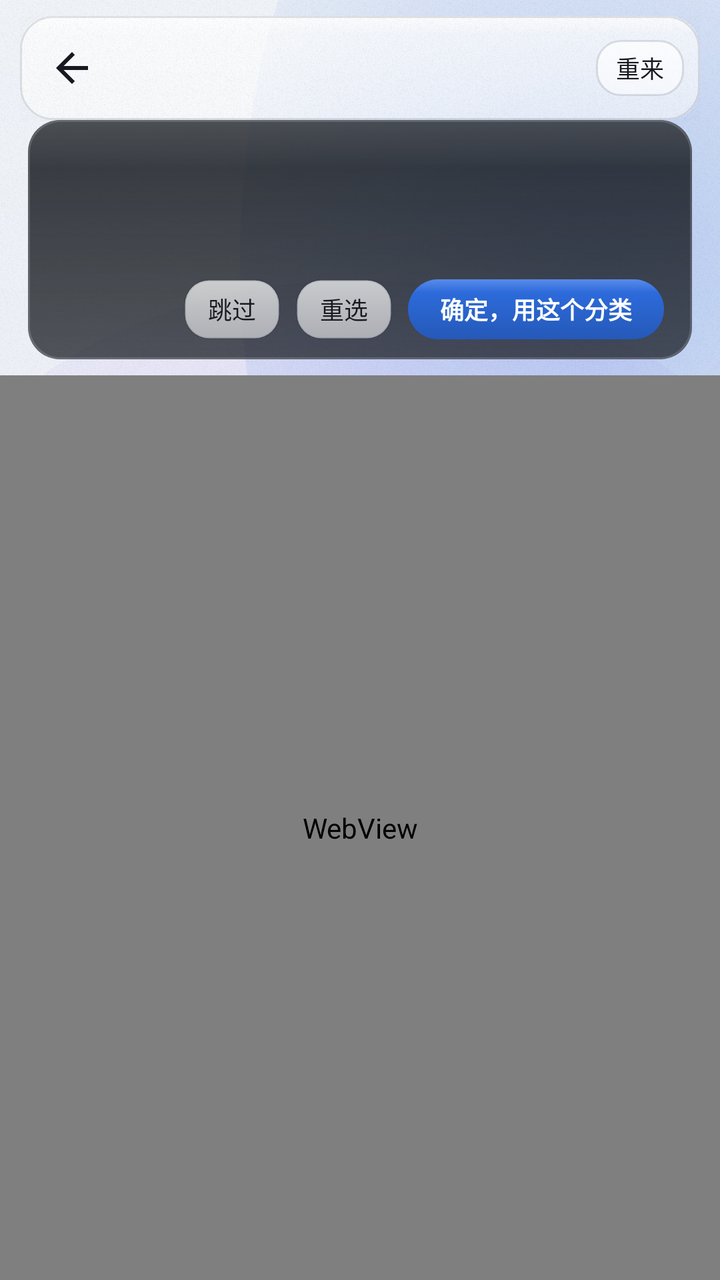
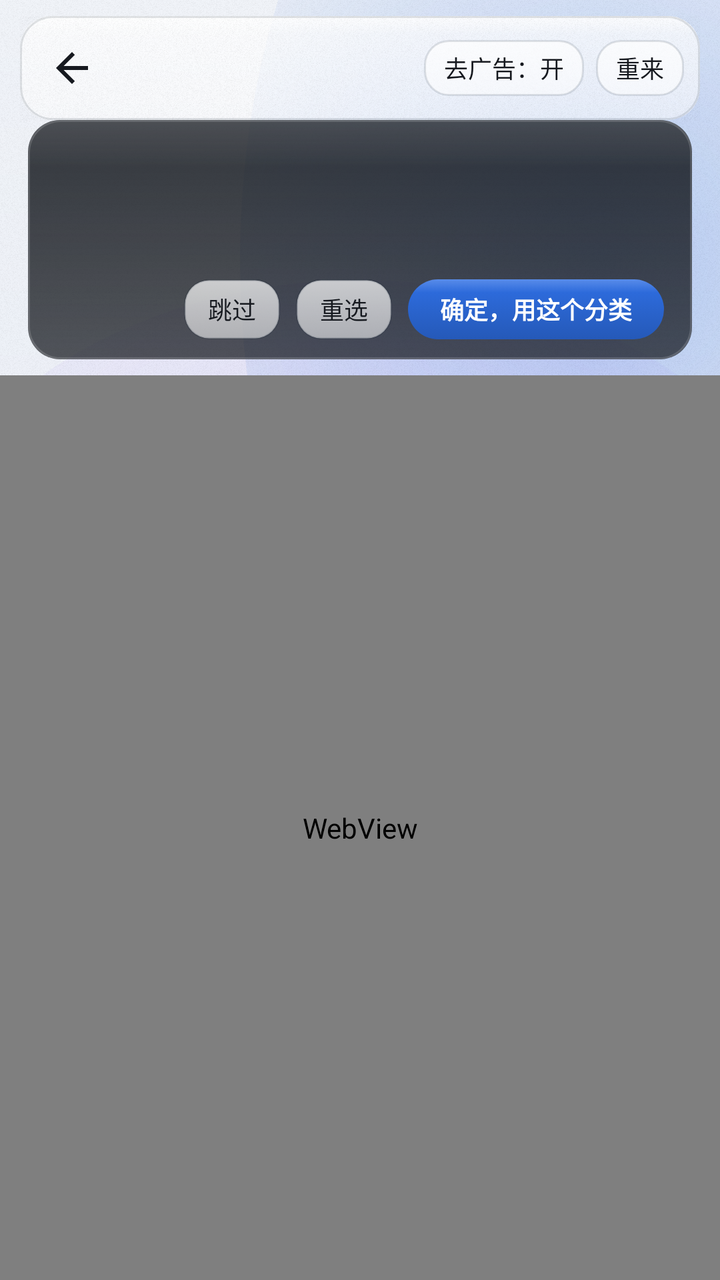

The first picture is an Android layout as it rendered before a commit; the second is the same layout after the commit. The layout source and the unified diff follow.
<!-- AndroidManifest.xml: application theme Theme.VideoShell -->
<!-- res/layout/activity_calibrate.xml -->
<?xml version="1.0" encoding="utf-8"?>
<LinearLayout xmlns:android="http://schemas.android.com/apk/res/android"
    android:layout_width="match_parent"
    android:layout_height="match_parent"
    android:background="@drawable/bg_ambient"
    android:orientation="vertical">

    <LinearLayout
        android:layout_width="match_parent"
        android:layout_height="wrap_content"
        android:layout_marginStart="@dimen/island_gap"
        android:layout_marginTop="@dimen/space_md"
        android:layout_marginEnd="@dimen/island_gap"
        android:background="@drawable/bg_glass"
        android:gravity="center_vertical"
        android:minHeight="@dimen/island_min_h"
        android:orientation="horizontal"
        android:paddingStart="4dp"
        android:paddingEnd="8dp">

        <ImageButton
            android:id="@+id/btnBack"
            android:layout_width="44dp"
            android:layout_height="44dp"
            android:background="?android:attr/selectableItemBackgroundBorderless"
            android:contentDescription="@string/back"
            android:src="@drawable/ic_back"
            android:tint="@color/text_primary" />

        <TextView
            android:id="@+id/tvTitle"
            style="@style/TextTitle"
            android:layout_width="0dp"
            android:layout_height="wrap_content"
            android:layout_marginStart="4dp"
            android:layout_weight="1"
            android:textSize="17sp" />

        <TextView
            android:id="@+id/btnRestart"
            android:layout_width="wrap_content"
            android:layout_height="28dp"
            android:background="@drawable/bg_chip"
            android:gravity="center"
            android:paddingStart="10dp"
            android:paddingEnd="10dp"
            android:text="@string/calib_restart"
            android:textColor="@color/text_primary"
            android:textSize="12sp" />
    </LinearLayout>

    <LinearLayout
        android:id="@+id/stepCard"
        android:layout_width="match_parent"
        android:layout_height="wrap_content"
        android:layout_marginStart="14dp"
        android:layout_marginEnd="14dp"
        android:layout_marginBottom="8dp"
        android:background="@drawable/bg_panel"
        android:orientation="vertical"
        android:paddingStart="14dp"
        android:paddingTop="10dp"
        android:paddingEnd="14dp"
        android:paddingBottom="10dp">

        
        <TextView
            android:id="@+id/tvStep"
            android:layout_width="match_parent"
            android:layout_height="wrap_content"
            android:textColor="#FF7AA8FF"
            android:textSize="14sp"
            android:textStyle="bold" />

        <TextView
            android:id="@+id/tvHint"
            android:layout_width="match_parent"
            android:layout_height="wrap_content"
            android:layout_marginTop="4dp"
            android:textColor="#FFE6EAF2"
            android:textSize="12sp" />

        <TextView
            android:id="@+id/tvState"
            android:layout_width="match_parent"
            android:layout_height="wrap_content"
            android:layout_marginTop="6dp"
            android:textColor="#FFB0B8C6"
            android:textSize="12sp" />

        
        <LinearLayout
            android:layout_width="match_parent"
            android:layout_height="wrap_content"
            android:layout_marginTop="8dp"
            android:gravity="end|center_vertical"
            android:orientation="horizontal">

            <TextView
                android:id="@+id/btnSkip"
                android:layout_width="wrap_content"
                android:layout_height="30dp"
                android:layout_marginEnd="8dp"
                android:background="@drawable/bg_chip"
                android:gravity="center"
                android:paddingStart="12dp"
                android:paddingEnd="12dp"
                android:text="@string/calib_skip"
                android:textColor="@color/text_primary"
                android:textSize="12sp" />

            <TextView
                android:id="@+id/btnReselect"
                android:layout_width="wrap_content"
                android:layout_height="30dp"
                android:background="@drawable/bg_chip"
                android:gravity="center"
                android:paddingStart="12dp"
                android:paddingEnd="12dp"
                android:text="@string/calib_reselect"
                android:textColor="@color/text_primary"
                android:textSize="12sp" />

            <TextView
                android:id="@+id/btnConfirm"
                android:layout_width="wrap_content"
                android:layout_height="30dp"
                android:layout_marginStart="8dp"
                android:background="@drawable/bg_btn_brand"
                android:gravity="center"
                android:paddingStart="16dp"
                android:paddingEnd="16dp"
                android:text="@string/calib_confirm_cat"
                android:textColor="@color/white"
                android:textSize="12sp"
                android:textStyle="bold" />
        </LinearLayout>
    </LinearLayout>

    <FrameLayout
        android:layout_width="match_parent"
        android:layout_height="0dp"
        android:layout_weight="1">

        <WebView
            android:id="@+id/webView"
            android:layout_width="match_parent"
            android:layout_height="match_parent" />

        <ProgressBar
            android:id="@+id/pb"
            android:layout_width="wrap_content"
            android:layout_height="wrap_content"
            android:layout_gravity="center"
            android:indeterminateTint="@color/brand"
            android:visibility="gone" />
    </FrameLayout>

</LinearLayout>
<!-- resources referenced by this layout -->
<resources>
  <color name="brand">#FF2F6FE4</color>
  <color name="text_primary">#FF16191F</color>
  <color name="white">#FFFFFFFF</color>
  <dimen name="island_gap">10dp</dimen>
  <dimen name="island_min_h">52dp</dimen>
  <dimen name="space_md">8dp</dimen>
  <!-- drawable ic_back (drawable) -->
  <vector xmlns:android="http://schemas.android.com/apk/res/android"
      android:width="24dp" android:height="24dp"
      android:viewportWidth="24" android:viewportHeight="24">
      <path android:fillColor="#FFFFFFFF"
          android:pathData="M20,11H7.83l5.59,-5.59L12,4l-8,8 8,8 1.41,-1.41L7.83,13H20v-2z" />
  </vector>
  <string name="back">返回</string>
  <string name="calib_confirm_cat">确定，用这个分类</string>
  <string name="calib_reselect">重选</string>
  <string name="calib_restart">重来</string>
  <string name="calib_skip">跳过</string>
  <style name="TextTitle">
          <item name="android:textColor">@color/text_primary</item>
          <item name="android:textSize">16sp</item>
          <item name="android:textStyle">bold</item>
          <item name="android:maxLines">1</item>
          <item name="android:ellipsize">end</item>
      </style>
  <style name="Theme.VideoShell" parent="Theme.VideoShell.Base" />
  <color name="bg_deep">#FFE5EAF3</color>
  <color name="bg">#FFF0F3F8</color>
  <color name="ambient_1">#4D2F6FE4</color>
  <color name="ambient_2">#3D12B5A6</color>
  <color name="ambient_3">#267C4DFF</color>
  <color name="brand_dark">#FF2559B8</color>
  <dimen name="radius_lg">16dp</dimen>
  <dimen name="radius_chip">12dp</dimen>
  <color name="glass_pressed">#F2FFFFFF</color>
  <dimen name="glass_stroke_w">1dp</dimen>
  <color name="glass_stroke">#1F0F1A2E</color>
  <color name="glass_fill_2">#8FFFFFFF</color>
  <color name="glass_fill">#B8FFFFFF</color>
  <color name="glass_glow">#B3FFFFFF</color>
  <!-- drawable glass_grain (drawable) -->
  <?xml version="1.0" encoding="utf-8"?>
  <bitmap xmlns:android="http://schemas.android.com/apk/res/android"
      android:src="@drawable/glass_noise"
      android:tileModeX="repeat"
      android:tileModeY="repeat" />
  <style name="Theme.VideoShell.Base" parent="Theme.MaterialComponents.NoActionBar">
          <item name="colorPrimary">@color/brand</item>
          <item name="colorPrimaryVariant">@color/brand_dark</item>
          <item name="colorOnPrimary">@color/white</item>
          <item name="colorSecondary">@color/brand</item>
          <item name="colorOnSecondary">@color/white</item>
          <item name="colorSurface">@color/surface</item>
          <item name="colorOnSurface">@color/text_primary</item>
          <item name="android:colorBackground">@color/bg</item>
          <item name="colorError">@color/brand</item>
          <item name="android:windowBackground">@color/bg</item>
          <item name="android:statusBarColor">@color/bg</item>
          <item name="android:navigationBarColor">@color/bg_deep</item>
          <item name="android:textColorPrimary">@color/text_primary</item>
          <item name="android:textColorSecondary">@color/text_secondary</item>
          <item name="android:textColorHint">@color/text_hint</item>
      </style>
  <color name="surface">#FFFFFFFF</color>
  <color name="text_secondary">#FF4E5866</color>
  <color name="text_hint">#FF7C8797</color>
  <!-- unchanged entries left out for length: 6 -->
</resources>

<!-- the commit's change to res/layout/activity_calibrate.xml (unified diff, before → after) -->
@@ -35,6 +35,20 @@
             android:layout_marginStart="4dp"
             android:layout_weight="1"
             android:textSize="17sp" />
+
+        
+        <TextView
+            android:id="@+id/btnAdBlock"
+            android:layout_width="wrap_content"
+            android:layout_height="28dp"
+            android:layout_marginEnd="6dp"
+            android:background="@drawable/bg_chip"
+            android:gravity="center"
+            android:paddingStart="10dp"
+            android:paddingEnd="10dp"
+            android:text="@string/adblock_on"
+            android:textColor="@color/text_primary"
+            android:textSize="12sp" />
 
         <TextView
             android:id="@+id/btnRestart"
<!-- resource entries referenced after the edit -->
@@ -13,6 +13,7 @@
       <path android:fillColor="#FFFFFFFF"
           android:pathData="M20,11H7.83l5.59,-5.59L12,4l-8,8 8,8 1.41,-1.41L7.83,13H20v-2z" />
   </vector>
+  <string name="adblock_on">去广告：开</string>
   <string name="back">返回</string>
   <string name="calib_confirm_cat">确定，用这个分类</string>
   <string name="calib_reselect">重选</string>
